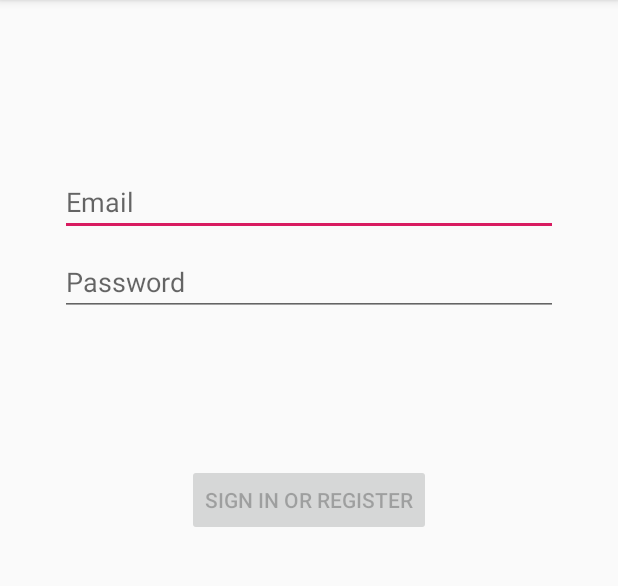
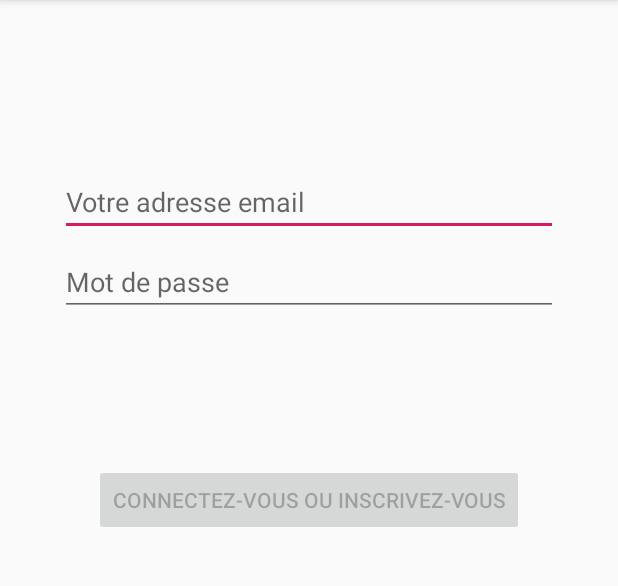
Before and after one commit to jaroddev/WeBuy, an Android app: the screen it shows after launch (LoginActivity), on a phone screen of 412 x 824 dp, the part 84-670 px from its top. Run offline under Robolectric (Android 15) with nearby library versions, the phone set to English and light mode, and no system bars.

Commit message:
Edited string values refering to login_activity.xml

```diff
--- a/app/src/main/res/values/strings.xml
+++ b/app/src/main/res/values/strings.xml
@@ -1,12 +1,12 @@
 <resources>
     <string name="app_name">WeBuy</string>
     <!-- Strings related to login -->
-    <string name="prompt_email">Email</string>
-    <string name="prompt_password">Password</string>
-    <string name="action_sign_in">Sign in or register</string>
-    <string name="action_sign_in_short">Sign in</string>
-    <string name="welcome">"Welcome !"</string>
-    <string name="invalid_username">Not a valid username</string>
-    <string name="invalid_password">Password must be >5 characters</string>
-    <string name="login_failed">"Login failed"</string>
+    <string name="prompt_email">Votre adresse email</string>
+    <string name="prompt_password">Mot de passe</string>
+    <string name="action_sign_in">Connectez-vous ou inscrivez-vous</string>
+    <string name="action_sign_in_short">Connexion</string>
+    <string name="welcome">"Bienvenue"</string>
+    <string name="invalid_username">Pas un email valid</string>
+    <string name="invalid_password">Plus de 5 caractéres sont requis pour le mot de passe</string>
+    <string name="login_failed">"Echec dans la connexion"</string>
 </resources>
```
